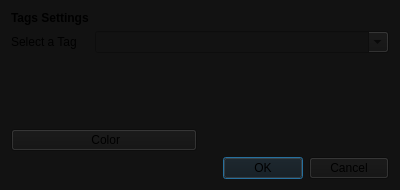
Old version of the form src/gui/edittags.ui in the repository gravityfargo/DavTasks.
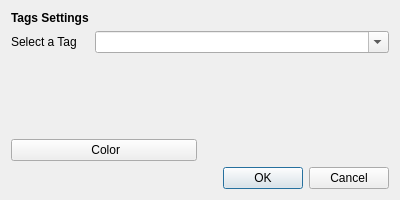
New version of the form.

What changed in the file:
```diff
--- a/src/gui/edittags.ui
+++ b/src/gui/edittags.ui
@@ -7,15 +7,12 @@
     <x>0</x>
     <y>0</y>
     <width>400</width>
-    <height>190</height>
+    <height>200</height>
    </rect>
   </property>
   <property name="windowTitle">
    <string>Dav Tasks - Edit Tags</string>
   </property>
-  <property name="styleSheet">
-   <string notr="true">background-color: rgb(18, 18, 18);</string>
-  </property>
   <layout class="QGridLayout" name="gridLayout">
    <item row="4" column="0" colspan="2">
     <widget class="QDialogButtonBox" name="buttonBox">
```
